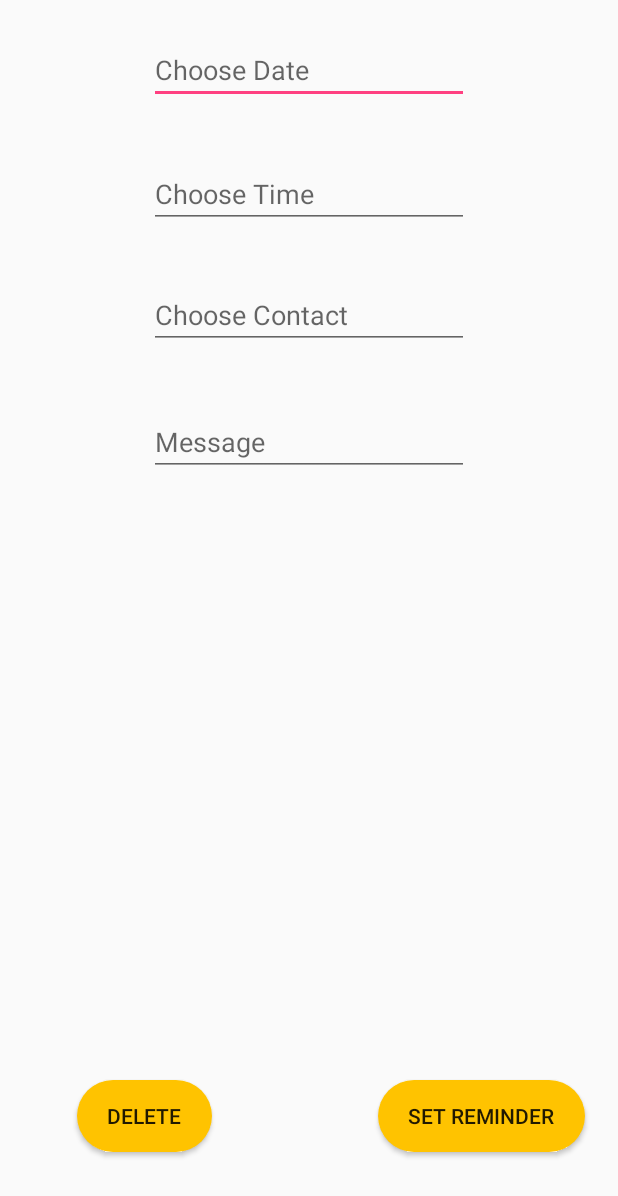
After one commit to Eternali/AndroidProjects, an Android app: the EditActivity screen opened directly, with no data from a screen before it, on a phone screen of 412 x 824 dp. The commit adds this screen. Shown: the top 1196 px of the screen. Run offline under Robolectric (Android 15) with nearby library versions, the phone set to English and light mode, and no system bars.

Commit message:
more on Notifications

```diff
--- a/Notifications/src/main/AndroidManifest.xml
+++ b/Notifications/src/main/AndroidManifest.xml
@@ -13,13 +13,16 @@
         android:roundIcon="@mipmap/ic_launcher_round"
         android:supportsRtl="true"
         android:theme="@style/AppTheme">
-        <receiver android:name="com.example.fa11en.notifications.AlarmReceiver"
+        <receiver
+            android:name=".AlarmReceiver"
             android:label="BroadcastReceiverAux">
             <intent-filter>
                 <action android:name="ALARM" />
+
                 <category android:name="android.intent.category.DEFAULT" />
             </intent-filter>
         </receiver>
+
         <activity android:name=".MainActivity">
             <intent-filter>
                 <action android:name="android.intent.action.MAIN" />
@@ -27,6 +30,7 @@
                 <category android:name="android.intent.category.LAUNCHER" />
             </intent-filter>
         </activity>
+        <activity android:name=".EditActivity"></activity>
     </application>
 
 </manifest>
--- a/Notifications/src/main/java/com/example/fa11en/notifications/AlarmReceiver.java
+++ b/Notifications/src/main/java/com/example/fa11en/notifications/AlarmReceiver.java
@@ -12,8 +12,6 @@ public class AlarmReceiver extends BroadcastReceiver {
     @Override
     public void onReceive (Context context, Intent intent) {
 
-//        Intent service = new Intent(context, alarmService.class);
-//        context.startService(service);
         String msg = intent.getStringExtra("message");
 
         NotificationCompat.Builder builder = (NotificationCompat.Builder) new NotificationCompat.Builder(context)
--- /dev/null
+++ b/Notifications/src/main/res/layout/activity_edit.xml
@@ -0,0 +1,93 @@
+<?xml version="1.0" encoding="utf-8"?>
+<RelativeLayout xmlns:android="http://schemas.android.com/apk/res/android"
+    xmlns:app="http://schemas.android.com/apk/res-auto"
+    xmlns:tools="http://schemas.android.com/tools"
+    android:layout_width="match_parent"
+    android:layout_height="match_parent"
+    tools:context="com.example.fa11en.notifications.MainActivity">
+
+    <Button
+        android:id="@+id/sendBtn"
+        android:layout_width="wrap_content"
+        android:layout_height="wrap_content"
+        android:layout_marginBottom="56dp"
+        android:background="@drawable/roundedbutton"
+        android:paddingLeft="20dp"
+        android:paddingRight="20dp"
+        android:text="Set Reminder"
+        android:textColorLink="#FFC300"
+        tools:layout_editor_absoluteX="113dp"
+        tools:layout_editor_absoluteY="411dp"
+        android:layout_marginRight="22dp"
+        android:layout_marginEnd="22dp"
+        android:layout_alignParentBottom="true"
+        android:layout_alignParentRight="true"
+        android:layout_alignParentEnd="true" />
+
+    <Button
+        android:id="@+id/backBtn"
+        android:layout_width="wrap_content"
+        android:layout_height="wrap_content"
+        android:layout_marginLeft="51dp"
+        android:layout_marginStart="51dp"
+        android:background="@drawable/roundedbutton"
+        android:paddingLeft="20dp"
+        android:paddingRight="20dp"
+        android:text="Delete"
+        android:textColorLink="#FFC300"
+        tools:layout_editor_absoluteX="100dp"
+        tools:layout_editor_absoluteY="100dp"
+        android:layout_alignBaseline="@+id/sendBtn"
+        android:layout_alignBottom="@+id/sendBtn"
+        android:layout_alignParentLeft="true"
+        android:layout_alignParentStart="true" />
+
+    <EditText
+        android:id="@+id/datePick"
+        android:layout_width="wrap_content"
+        android:layout_height="wrap_content"
+        android:layout_alignParentTop="true"
+        android:layout_centerHorizontal="true"
+        android:layout_marginTop="24dp"
+        android:autoText="false"
+        android:ems="10"
+        android:hint="Choose Date"
+        android:inputType="date" />
+
+    <EditText
+        android:id="@+id/timePick"
+        android:layout_width="wrap_content"
+        android:layout_height="wrap_content"
+        android:layout_alignEnd="@+id/datePick"
+        android:layout_alignRight="@+id/datePick"
+        android:layout_below="@+id/datePick"
+        android:layout_marginTop="37dp"
+        android:ems="10"
+        android:hint="Choose Time"
+        android:inputType="time" />
+
+    <EditText
+        android:id="@+id/phoneNumber"
+        android:layout_width="wrap_content"
+        android:layout_height="wrap_content"
+        android:layout_alignEnd="@+id/timePick"
+        android:layout_alignRight="@+id/timePick"
+        android:layout_below="@+id/timePick"
+        android:layout_marginTop="35dp"
+        android:ems="10"
+        android:hint="Choose Contact"
+        android:inputType="phone" />
+
+    <EditText
+        android:id="@+id/message"
+        android:layout_width="wrap_content"
+        android:layout_height="wrap_content"
+        android:layout_alignEnd="@+id/phoneNumber"
+        android:layout_alignRight="@+id/phoneNumber"
+        android:layout_below="@+id/phoneNumber"
+        android:layout_marginTop="39dp"
+        android:ems="10"
+        android:hint="Message"
+        android:inputType="textPersonName" />
+
+</RelativeLayout>
```
Also changed, not shown: Notifications/src/main/java/com/example/fa11en/notifications/EditActivity.java (added, +184 -0 lines), Notifications/src/main/java/com/example/fa11en/notifications/MainActivity.java (+65 -92 lines), Notifications/src/main/java/com/example/fa11en/notifications/Reminder.java (added, +19 -0 lines), Notifications/src/main/res/drawable/ic_add_black_24dp.xml (added, +9 -0 lines), Notifications/src/main/res/layout/activity_main.xml (+20 -60 lines), Notifications/src/main/res/drawable-hdpi/ic_fab_new.png (added), Notifications/src/main/res/drawable-mdpi/ic_fab_new.png (added), Notifications/src/main/res/drawable-xhdpi/ic_fab_new.png (added), Notifications/src/main/res/drawable-xxhdpi/ic_fab_new.png (added), 5 other files.
